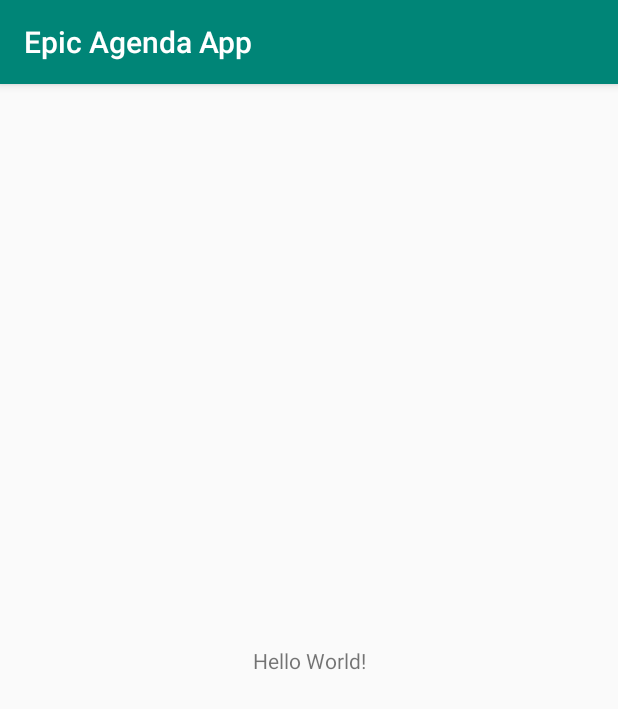
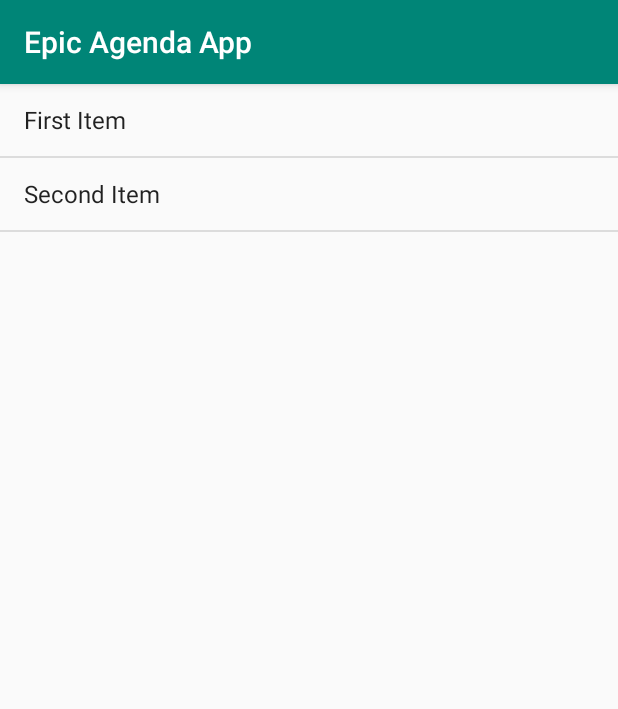
Before and after one commit to mikijaworski/epic-agenda, an Android app: the screen it shows after launch (MainActivity), on a phone screen of 412 x 824 dp. Shown: the top 709 px of the screen. Run offline under Robolectric (Android 15) with nearby library versions, the phone set to English and light mode, and no system bars.

Commit message:
llistat basic

```diff
--- a/app/src/main/java/com/example/epicagendaapp/MainActivity.java
+++ b/app/src/main/java/com/example/epicagendaapp/MainActivity.java
@@ -3,12 +3,54 @@ package com.example.epicagendaapp;
 import androidx.appcompat.app.AppCompatActivity;
 
 import android.os.Bundle;
+import android.view.View;
+import android.widget.AdapterView;
+import android.widget.ArrayAdapter;
+import android.widget.ListView;
+
+import java.util.ArrayList;
 
 public class MainActivity extends AppCompatActivity {
+
+    private ListView contactesView;
+    private ArrayList<String> contactes;
+    private ArrayAdapter contactesAdapter;
 
     @Override
     protected void onCreate(Bundle savedInstanceState) {
         super.onCreate(savedInstanceState);
         setContentView(R.layout.activity_main);
+
+        contactesView = findViewById(R.id.contactesView);
+
+        this.setupListViewListeners();
+        contactes = new ArrayList<>();
+
+        contactesAdapter = new ArrayAdapter(this, android.R.layout.simple_list_item_1, contactes);
+
+        contactesView.setAdapter(contactesAdapter);
+        contactes.add("First Item");
+        contactes.add("Second Item");
+    }
+
+    private void setupListViewListeners() {
+
+        contactesView.setOnItemClickListener(new AdapterView.OnItemClickListener() {
+            @Override
+            public void onItemClick(AdapterView<?> parent, View view, int position, long id) {
+                System.out.println(position);
+                //OpenItem(view, position);
+            }
+        });
+
+        contactesView.setOnItemLongClickListener(new AdapterView.OnItemLongClickListener() {
+            @Override
+            public boolean onItemLongClick(AdapterView<?> parent, View view, int position, long id) {
+                //items.remove(position);
+                //itemsAdapter.notifyDataSetChanged();
+                //writeItems();
+                return true;
+            }
+        });
     }
 }
--- a/app/src/main/res/layout/activity_main.xml
+++ b/app/src/main/res/layout/activity_main.xml
@@ -6,13 +6,13 @@
     android:layout_height="match_parent"
     tools:context=".MainActivity">
 
-    <TextView
-        android:layout_width="wrap_content"
-        android:layout_height="wrap_content"
-        android:text="Hello World!"
+    <ListView
+        android:id="@+id/contactesView"
+        android:layout_width="match_parent"
+        android:layout_height="match_parent"
         app:layout_constraintBottom_toBottomOf="parent"
-        app:layout_constraintLeft_toLeftOf="parent"
-        app:layout_constraintRight_toRightOf="parent"
+        app:layout_constraintEnd_toEndOf="parent"
+        app:layout_constraintStart_toStartOf="parent"
         app:layout_constraintTop_toTopOf="parent" />
 
 </androidx.constraintlayout.widget.ConstraintLayout>
```
